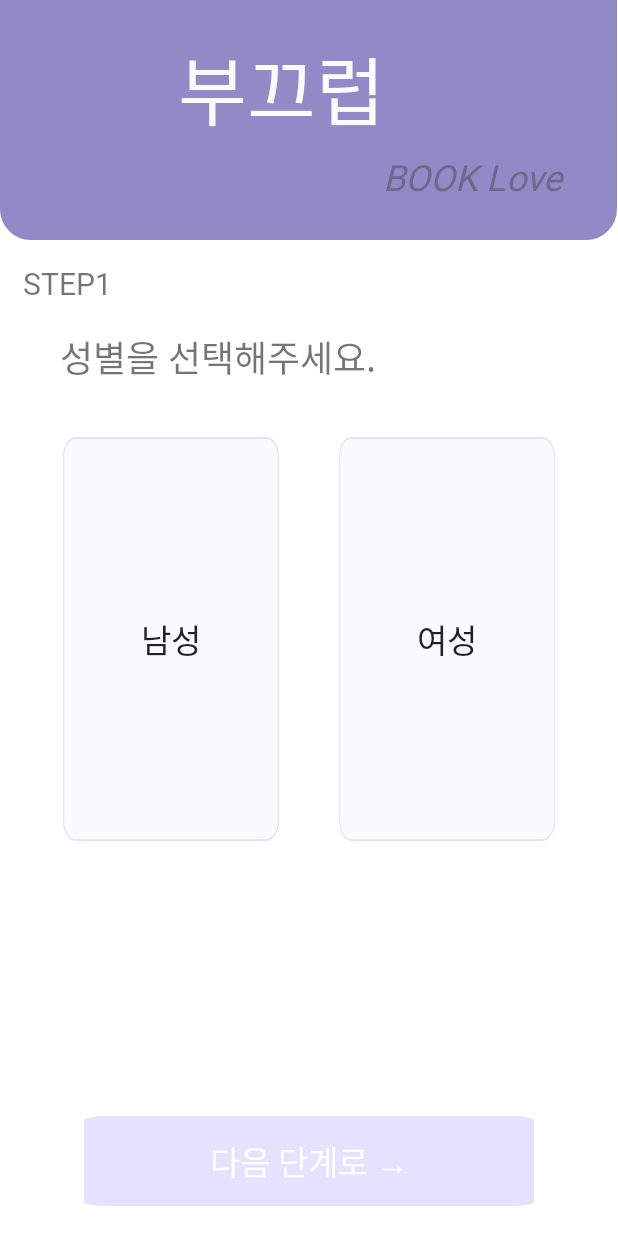
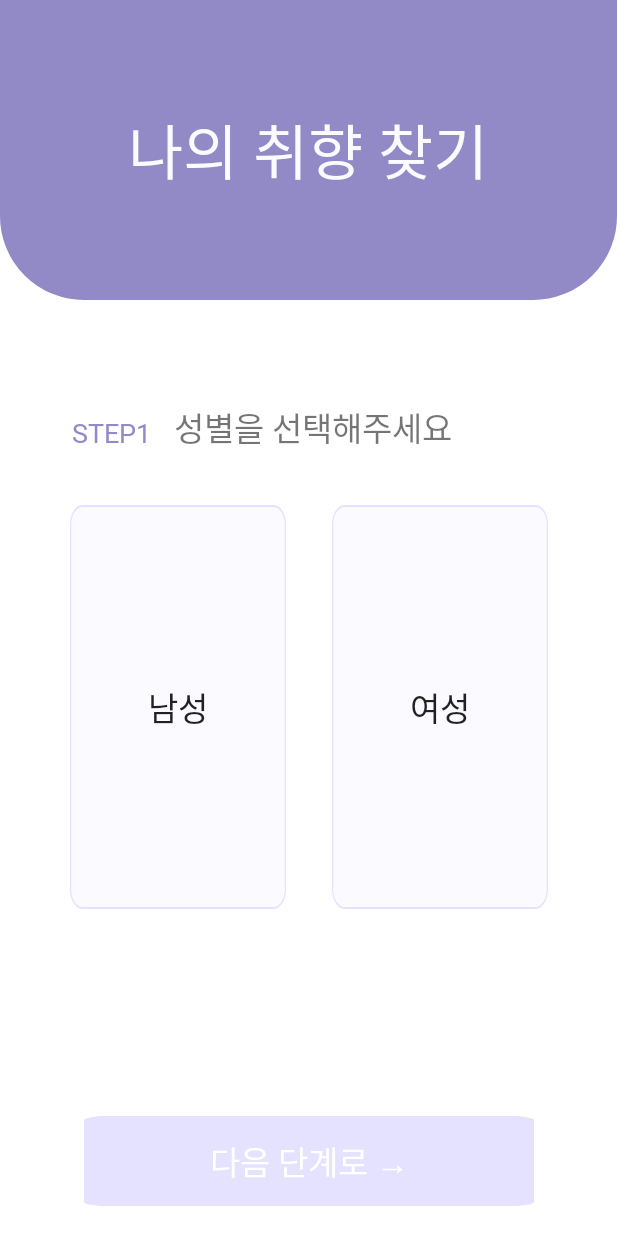
Before and after one commit to moonyy7012/Book_Love_Project, an Android app: the CollectActivity screen opened directly, with no data from a screen before it, on a phone screen of 412 x 824 dp. Run offline under Robolectric (Android 15) with nearby library versions, the phone set to English and light mode, and no system bars.

Commit message:
안드로이드 유저 정보 수집 UI 진행중

```diff
--- a/BookLoveAndroid/app/src/main/res/drawable/top_sheet_layout.xml
+++ b/BookLoveAndroid/app/src/main/res/drawable/top_sheet_layout.xml
@@ -3,8 +3,8 @@
 <shape xmlns:android="http://schemas.android.com/apk/res/android"
     android:shape="rectangle">
     <solid android:color="@color/dark_purple"/>
-    <corners android:bottomRightRadius="20dp"
-        android:bottomLeftRadius="20dp"/>
+    <corners android:bottomRightRadius="55dp"
+        android:bottomLeftRadius="55dp"/>
     <stroke
         android:width="1dp"
         android:color="@color/dark_purple" />
--- a/BookLoveAndroid/app/src/main/res/layout/activity_collect.xml
+++ b/BookLoveAndroid/app/src/main/res/layout/activity_collect.xml
@@ -22,10 +22,10 @@
         app:layout_constraintEnd_toEndOf="parent"
         app:layout_constraintStart_toStartOf="parent" />
 
-    <RelativeLayout
+    <LinearLayout
         android:id="@+id/linearLayout2"
         android:layout_width="411dp"
-        android:layout_height="160dp"
+        android:layout_height="200dp"
         android:gravity="center"
         android:background="@drawable/top_sheet_layout"
         app:layout_constraintStart_toStartOf="parent"
@@ -36,38 +36,18 @@
             android:layout_width="wrap_content"
             android:layout_height="wrap_content"
             android:layout_alignParentLeft="true"
-            android:layout_marginLeft="112dp"
             android:fontFamily="@font/cafe24surround"
-            android:gravity="center_horizontal|top"
-            android:text="@string/app_title_ko"
+            android:gravity="center"
+            android:text="@string/findTaste"
             android:textColor="@color/dark_white"
-            android:textSize="50sp"
+            android:textSize="40sp"
             app:layout_constraintEnd_toEndOf="parent"
             app:layout_constraintHorizontal_bias="0.338"
             app:layout_constraintStart_toStartOf="parent"
             app:layout_constraintTop_toTopOf="parent" />
 
-        <TextView
-            android:id="@+id/some_id2"
-            android:layout_width="178dp"
-            android:layout_height="36dp"
-            android:layout_below="@+id/some_id"
-            android:layout_alignParentLeft="true"
-            android:layout_marginLeft="219dp"
-            android:layout_marginTop="5dp"
-            android:fontFamily="@font/cafe24surround"
-            android:gravity="center_horizontal|top"
-            android:text="@string/app_title"
-            android:textColor="@color/gray"
-            android:textSize="24sp"
-            android:textStyle="italic"
-            app:layout_constraintEnd_toEndOf="parent"
-            app:layout_constraintHorizontal_bias="0.862"
-            app:layout_constraintStart_toStartOf="parent"
-            app:layout_constraintTop_toTopOf="@+id/some_id" />
 
-
-    </RelativeLayout>
+    </LinearLayout>
 
 
     <FrameLayout
--- a/BookLoveAndroid/app/src/main/res/layout/fragment_collect_gender.xml
+++ b/BookLoveAndroid/app/src/main/res/layout/fragment_collect_gender.xml
@@ -11,11 +11,12 @@
         android:id="@+id/textView5"
         android:layout_width="wrap_content"
         android:layout_height="wrap_content"
-        android:layout_marginStart="15dp"
-        android:layout_marginTop="15dp"
+        android:layout_marginStart="48dp"
+        android:layout_marginTop="76dp"
         android:fontFamily="@font/cafe24surround"
         android:text="@string/step1"
-        android:textSize="20sp"
+        android:textColor="@color/dark_purple"
+        android:textSize="18sp"
         app:layout_constraintStart_toStartOf="parent"
         app:layout_constraintTop_toTopOf="parent" />
 
@@ -23,12 +24,12 @@
         android:id="@+id/textView3"
         android:layout_width="wrap_content"
         android:layout_height="wrap_content"
-        android:layout_marginStart="40dp"
-        android:layout_marginTop="60dp"
+        android:layout_marginStart="15dp"
+        android:layout_marginTop="68dp"
         android:fontFamily="@font/kopubworld_dotum_bold"
         android:text="@string/guide_gender"
-        android:textSize="24sp"
-        app:layout_constraintStart_toStartOf="parent"
+        android:textSize="22sp"
+        app:layout_constraintStart_toEndOf="@+id/textView5"
         app:layout_constraintTop_toTopOf="parent" />
 
     <LinearLayout
@@ -46,7 +47,7 @@
             android:layout_height="269dp"
             android:layout_alignParentLeft="true"
             android:layout_alignParentTop="true"
-            android:layout_marginHorizontal="20dp"
+            android:layout_marginHorizontal="15dp"
             android:background="@drawable/light_box_rectangle"
             android:fontFamily="@font/kopubworld_dotum_medium"
             android:text="@string/male"
@@ -60,7 +61,7 @@
             android:layout_height="269dp"
             android:layout_alignParentLeft="true"
             android:layout_alignParentTop="true"
-            android:layout_marginHorizontal="20dp"
+            android:layout_marginHorizontal="15dp"
             android:background="@drawable/light_box_rectangle"
             android:fontFamily="@font/kopubworld_dotum_medium"
             android:text="@string/female"
--- a/BookLoveAndroid/app/src/main/res/values/strings.xml
+++ b/BookLoveAndroid/app/src/main/res/values/strings.xml
@@ -5,7 +5,8 @@
     <string name="signUp"><u>회원가입</u></string>
     <string name="logIn">로그인</string>
     <string name="socialLogIn">소셜 로그인</string>
-    <string name="guide_gender">성별을 선택해주세요.</string>
+    <string name="findTaste">나의 취향 찾기</string>
+    <string name="guide_gender">성별을 선택해주세요</string>
     <string name="male">남성</string>
     <string name="female">여성</string>
     <string name="step1">STEP1</string>
```
